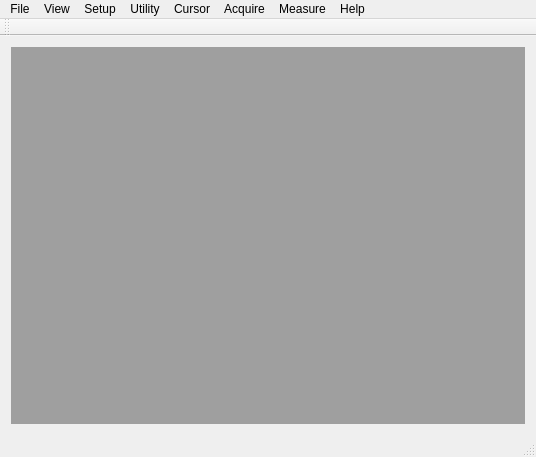
Qt form Oscilloscope/mainwindow.ui (jiwon8578/Oscilloscope) before a commit.
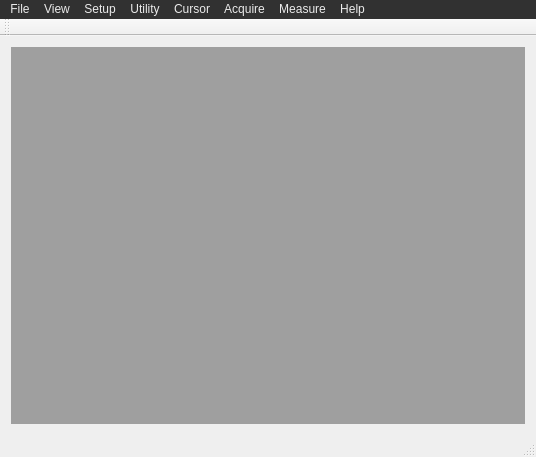
The same form after that commit.

```diff
--- a/Oscilloscope/mainwindow.ui
+++ b/Oscilloscope/mainwindow.ui
@@ -35,18 +35,54 @@
       <colorrole role="WindowText">
        <brush brushstyle="SolidPattern">
         <color alpha="255">
-         <red>0</red>
-         <green>0</green>
-         <blue>0</blue>
+         <red>235</red>
+         <green>235</green>
+         <blue>235</blue>
+        </color>
+       </brush>
+      </colorrole>
+      <colorrole role="Button">
+       <brush brushstyle="SolidPattern">
+        <color alpha="255">
+         <red>49</red>
+         <green>49</green>
+         <blue>49</blue>
         </color>
        </brush>
       </colorrole>
       <colorrole role="Text">
        <brush brushstyle="SolidPattern">
         <color alpha="255">
-         <red>0</red>
-         <green>0</green>
-         <blue>0</blue>
+         <red>235</red>
+         <green>235</green>
+         <blue>235</blue>
+        </color>
+       </brush>
+      </colorrole>
+      <colorrole role="ButtonText">
+       <brush brushstyle="SolidPattern">
+        <color alpha="255">
+         <red>235</red>
+         <green>235</green>
+         <blue>235</blue>
+        </color>
+       </brush>
+      </colorrole>
+      <colorrole role="Base">
+       <brush brushstyle="SolidPattern">
+        <color alpha="255">
+         <red>49</red>
+         <green>49</green>
+         <blue>49</blue>
+        </color>
+       </brush>
+      </colorrole>
+      <colorrole role="Window">
+       <brush brushstyle="SolidPattern">
+        <color alpha="255">
+         <red>49</red>
+         <green>49</green>
+         <blue>49</blue>
         </color>
        </brush>
       </colorrole>
@@ -64,18 +100,54 @@
       <colorrole role="WindowText">
        <brush brushstyle="SolidPattern">
         <color alpha="255">
-         <red>0</red>
-         <green>0</green>
-         <blue>0</blue>
+         <red>235</red>
+         <green>235</green>
+         <blue>235</blue>
+        </color>
+       </brush>
+      </colorrole>
+      <colorrole role="Button">
+       <brush brushstyle="SolidPattern">
+        <color alpha="255">
+         <red>49</red>
+         <green>49</green>
+         <blue>49</blue>
         </color>
        </brush>
       </colorrole>
       <colorrole role="Text">
        <brush brushstyle="SolidPattern">
         <color alpha="255">
-         <red>0</red>
-         <green>0</green>
-         <blue>0</blue>
+         <red>235</red>
+         <green>235</green>
+         <blue>235</blue>
+        </color>
+       </brush>
+      </colorrole>
+      <colorrole role="ButtonText">
+       <brush brushstyle="SolidPattern">
+        <color alpha="255">
+         <red>235</red>
+         <green>235</green>
+         <blue>235</blue>
+        </color>
+       </brush>
+      </colorrole>
+      <colorrole role="Base">
+       <brush brushstyle="SolidPattern">
+        <color alpha="255">
+         <red>49</red>
+         <green>49</green>
+         <blue>49</blue>
+        </color>
+       </brush>
+      </colorrole>
+      <colorrole role="Window">
+       <brush brushstyle="SolidPattern">
+        <color alpha="255">
+         <red>49</red>
+         <green>49</green>
+         <blue>49</blue>
         </color>
        </brush>
       </colorrole>
@@ -93,18 +165,54 @@
       <colorrole role="WindowText">
        <brush brushstyle="SolidPattern">
         <color alpha="255">
-         <red>200</red>
-         <green>200</green>
-         <blue>200</blue>
+         <red>235</red>
+         <green>235</green>
+         <blue>235</blue>
+        </color>
+       </brush>
+      </colorrole>
+      <colorrole role="Button">
+       <brush brushstyle="SolidPattern">
+        <color alpha="255">
+         <red>49</red>
+         <green>49</green>
+         <blue>49</blue>
         </color>
        </brush>
       </colorrole>
       <colorrole role="Text">
        <brush brushstyle="SolidPattern">
         <color alpha="255">
-         <red>189</red>
-         <green>189</green>
-         <blue>189</blue>
+         <red>235</red>
+         <green>235</green>
+         <blue>235</blue>
+        </color>
+       </brush>
+      </colorrole>
+      <colorrole role="ButtonText">
+       <brush brushstyle="SolidPattern">
+        <color alpha="255">
+         <red>235</red>
+         <green>235</green>
+         <blue>235</blue>
+        </color>
+       </brush>
+      </colorrole>
+      <colorrole role="Base">
+       <brush brushstyle="SolidPattern">
+        <color alpha="255">
+         <red>49</red>
+         <green>49</green>
+         <blue>49</blue>
+        </color>
+       </brush>
+      </colorrole>
+      <colorrole role="Window">
+       <brush brushstyle="SolidPattern">
+        <color alpha="255">
+         <red>49</red>
+         <green>49</green>
+         <blue>49</blue>
         </color>
        </brush>
       </colorrole>
@@ -120,6 +228,11 @@
      </disabled>
     </palette>
    </property>
+   <property name="styleSheet">
+    <string notr="true">color: rgb(235, 235, 235);
+background-color: rgb(49, 49, 49);
+</string>
+   </property>
    <widget class="QMenu" name="menuFile">
     <property name="title">
      <string>File</string>
```
